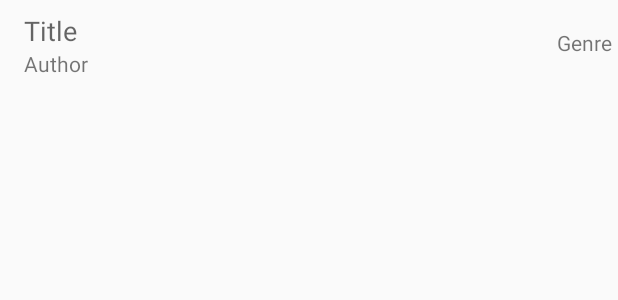
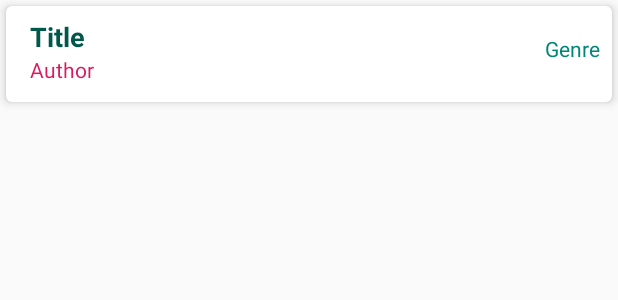
Before and after one commit to Ikhiloya/WorKManagerSyncRemoteData, an Android app: the layout book_item.xml on its own in the app's theme, with its tools: preview values and no code run, on a phone screen of 412 x 824 dp. Shown: the top 300 px of the screen. Run offline under Robolectric (Android 15) with nearby library versions, the phone set to English and light mode, and no system bars.

Commit message:
added card view for recycler view

```diff
--- a/app/build.gradle
+++ b/app/build.gradle
@@ -61,4 +61,8 @@ dependencies {
     implementation 'com.jakewharton.timber:timber:4.7.1'
     implementation 'androidx.recyclerview:recyclerview:1.0.0'
 
+    // https://mvnrepository.com/artifact/androidx.cardview/cardview
+    implementation 'androidx.cardview:cardview:1.0.0'
+
+
 }
--- a/app/src/main/res/layout/book_item.xml
+++ b/app/src/main/res/layout/book_item.xml
@@ -1,10 +1,18 @@
 <?xml version="1.0" encoding="utf-8"?>
-<androidx.constraintlayout.widget.ConstraintLayout xmlns:android="http://schemas.android.com/apk/res/android"
+<androidx.cardview.widget.CardView xmlns:android="http://schemas.android.com/apk/res/android"
     xmlns:app="http://schemas.android.com/apk/res-auto"
     xmlns:tools="http://schemas.android.com/tools"
     android:layout_width="match_parent"
     android:layout_height="64dp"
-    android:orientation="vertical">
+    android:layout_margin="4dp"
+    android:background="@android:color/white"
+    android:orientation="vertical"
+    app:cardCornerRadius="4dp"
+    app:cardElevation="4dp">
+
+    <androidx.constraintlayout.widget.ConstraintLayout
+        android:layout_width="match_parent"
+        android:layout_height="match_parent">
 
 
         <TextView
@@ -14,6 +22,8 @@
             android:layout_marginStart="16dp"
             android:layout_marginTop="8dp"
             android:textAppearance="?android:textAppearanceMedium"
+            android:textColor="@color/colorPrimaryDark"
+            android:textStyle="bold"
             app:layout_constraintLeft_toLeftOf="parent"
             app:layout_constraintTop_toTopOf="parent"
             tools:text="Title" />
@@ -23,9 +33,10 @@
             android:id="@+id/genre"
             android:layout_width="wrap_content"
             android:layout_height="wrap_content"
-        android:layout_marginEnd="4dp"
+            android:layout_marginEnd="8dp"
             android:layout_marginBottom="8dp"
             android:textAppearance="?android:textAppearanceSmall"
+            android:textColor="@color/colorPrimary"
             app:layout_constraintBottom_toBottomOf="parent"
             app:layout_constraintRight_toRightOf="parent"
             app:layout_constraintTop_toTopOf="parent"
@@ -38,9 +49,10 @@
             android:layout_height="wrap_content"
             android:layout_marginEnd="8dp"
             android:textAppearance="?android:textAppearanceSmall"
+            android:textColor="@color/colorAccent"
             app:layout_constraintLeft_toLeftOf="@id/title"
             app:layout_constraintTop_toBottomOf="@id/title"
             tools:text="Author" />
 
-
     </androidx.constraintlayout.widget.ConstraintLayout>
+</androidx.cardview.widget.CardView>
```
Lines whose indentation alone changed are shown as unchanged.
